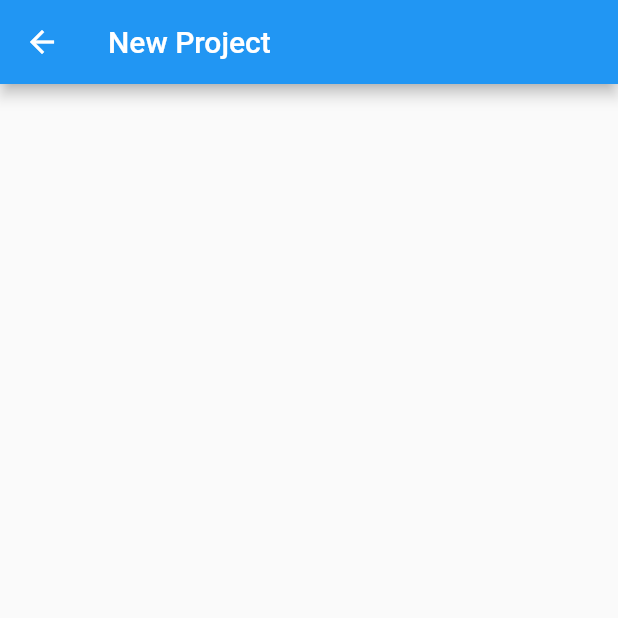
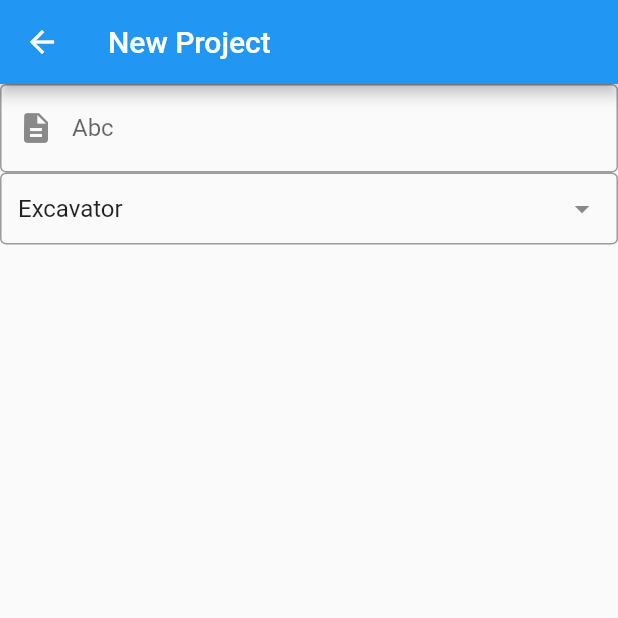
Before and after one commit to brisingr24/CEM_Trac, a Flutter app: the AddProject screen opened directly, on a phone screen of 412 x 824 dp, the top half of it. Run offline on Flutter 3.47's test engine with Material 2 defaults, Android fonts, the light colour scheme and no system bars; drawn by our look-alikes of dropdown_search; our stand-ins replace cloud_firestore, firebase_auth, firebase_core, firebase_storage, flutter_local_notifications, google_fonts and 8 more; missing offline and left inert: feedback, flutter_sms; accounts and stored records are empty; network calls fail.

Commit message:
Add Project changed -- Aditya

```diff
--- a/lib/models/equipment_data.dart
+++ b/lib/models/equipment_data.dart
@@ -1,6 +1,9 @@
 class VehicleListData {
   List<VehicleData> vehicleData = [
     VehicleData(
+        name: "Backhoe Loader",
+        sid: "TN07L4545",
+        imagePath: "assets/images/jcb.jpg",
         componentData: [
           ComponentData(
               componentName: 'Radiator Hose Connection',
@@ -78,9 +81,7 @@ class VehicleListData {
               totalHour: 26280,
               changeType: 'Yes'),
         ],
-        name: "Backhoe Loader",
-        sid: "TN07L4545",
-        imagePath: "assets/images/jcb.jpg"),
+    ),
     VehicleData(
       name: "Tandem Roller",
       sid: "TN09AP7865",
--- a/lib/screens/addProj.dart
+++ b/lib/screens/addProj.dart
@@ -1,4 +1,7 @@
+// ignore_for_file: prefer_const_literals_to_create_immutables, prefer_const_constructors
+
 import 'package:flutter/material.dart';
+import 'package:dropdown_search/dropdown_search.dart';
 
 class AddProject extends StatefulWidget {
   const AddProject({Key? key}) : super(key: key);
@@ -8,11 +11,33 @@ class AddProject extends StatefulWidget {
 }
 
 class _AddProjectState extends State<AddProject> {
+  late TextEditingController proj_name = TextEditingController();
   @override
   Widget build(BuildContext context) {
     return Scaffold(
       appBar: AppBar(
-        title: Text("New Project"),
+        title: const Text("New Project"),
+      ),
+      body: Column(
+        children: [
+          TextFormField(
+            controller: proj_name,
+            decoration: const InputDecoration(
+              border: OutlineInputBorder(),
+              hintText: "Enter Name of your Project",
+              labelText: "Abc",
+              prefixIcon: Icon(Icons.description),
+            ),
+          ),
+          DropdownSearch<String>.multiSelection(
+            items: ["Backhoe Loader", "Tandem Roller", "Excavator", "Vibratory Compact Roller","Hydra Crane","Grader","Dump Truck"],
+            popupProps: PopupPropsMultiSelection.menu(
+              showSelectedItems: true,
+            ),
+            onChanged: print,
+            selectedItems: ["Excavator"],
+          )
+        ],
       ),
     );
   }
--- a/pubspec.yaml
+++ b/pubspec.yaml
@@ -50,6 +50,7 @@ dependencies:
   provider: ^6.0.5
   firebase_storage: ^11.1.0
   image_picker: ^0.8.7+1
+  dropdown_search: ^5.0.6
 
 dev_dependencies:
   flutter_test:
```
Also changed, not shown: pubspec.lock.
